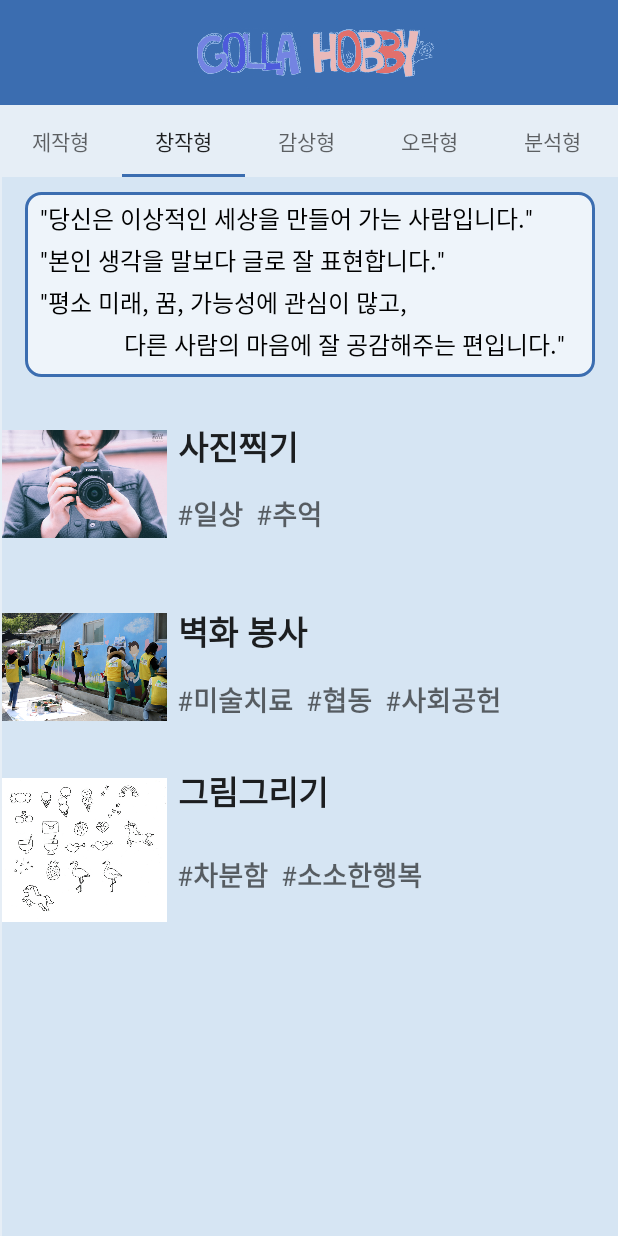
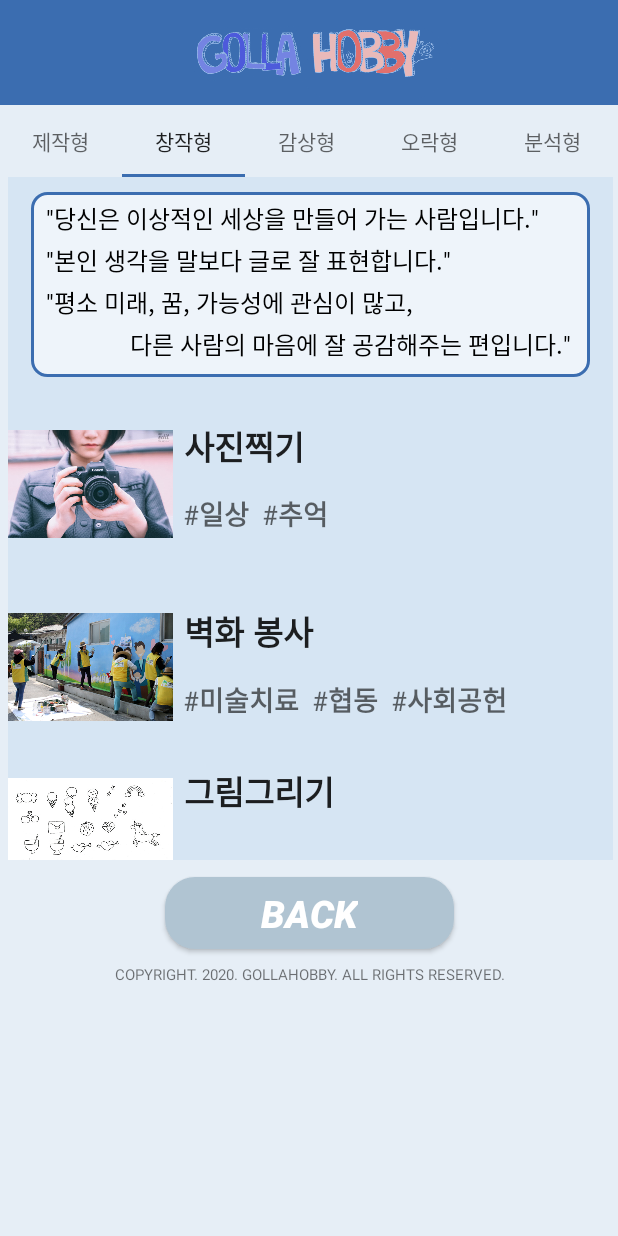
Before and after one commit to auddus16/GollaHobby, an Android app: the HobbyActivity screen opened directly, with no data from a screen before it, tab 2 chosen, on a phone screen of 412 x 824 dp. Run offline under Robolectric (Android 15) with nearby library versions, the phone set to English and light mode, and no system bars.

Commit message:
SmallHobbyActivity, 뒤로가기 버튼 추가, 카피라이트 문구 추가

```diff
--- a/GollaHobby/app/src/main/java/com/example/myapplication/HobbyActivity.java
+++ b/GollaHobby/app/src/main/java/com/example/myapplication/HobbyActivity.java
@@ -3,12 +3,14 @@ package com.example.myapplication;
 import android.content.Intent;
 import android.os.Bundle;
 import android.view.View;
+import android.widget.Button;
 import android.widget.ImageButton;
 
 import androidx.appcompat.app.AppCompatActivity;
 import androidx.fragment.app.FragmentPagerAdapter;
 import androidx.viewpager.widget.ViewPager;
 
+import com.google.android.material.floatingactionbutton.FloatingActionButton;
 import com.google.android.material.tabs.TabLayout;
 
 public class HobbyActivity extends AppCompatActivity {
@@ -16,11 +18,21 @@ public class HobbyActivity extends AppCompatActivity {
     private FragmentPagerAdapter fragmentPagerAdapter;
     TabLayout.Tab tab;
     ImageButton btnLogo;
+    Button btnBack;
 
     @Override
     protected void onCreate(Bundle savedInstanceState) {
         super.onCreate(savedInstanceState);
         setContentView(R.layout.num7);
+
+        btnBack = findViewById(R.id.btnBack);
+
+        btnBack.setOnClickListener(new View.OnClickListener() {
+            @Override
+            public void onClick(View v) {
+                finish();
+            }
+        });
 
         //뷰페이저 세팅
         ViewPager viewPager = findViewById(R.id.viewPager);
--- a/GollaHobby/app/src/main/res/layout/num7.xml
+++ b/GollaHobby/app/src/main/res/layout/num7.xml
@@ -63,10 +63,46 @@
 
         <androidx.viewpager.widget.ViewPager
             android:id="@+id/viewPager"
-            android:layout_width="match_parent"
-            android:layout_height="match_parent"
+            android:layout_width="403dp"
+            android:layout_height="455dp"
             app:layout_constraintEnd_toEndOf="parent"
             app:layout_constraintStart_toStartOf="parent"
             app:layout_constraintTop_toTopOf="parent" />
+
+        <LinearLayout
+            android:layout_width="408dp"
+            android:layout_height="wrap_content"
+            android:layout_marginTop="1dp"
+            android:orientation="vertical"
+            app:layout_constraintBottom_toBottomOf="parent"
+            app:layout_constraintEnd_toEndOf="parent"
+            app:layout_constraintStart_toStartOf="parent"
+            app:layout_constraintTop_toBottomOf="@+id/viewPager"
+            app:layout_constraintVertical_bias="0.0">
+
+            <Button
+                android:id="@+id/btnBack"
+                style="@style/Widget.AppCompat.Button.Colored"
+                android:layout_width="wrap_content"
+                android:layout_height="wrap_content"
+                android:layout_gravity="center"
+                android:layout_marginTop="10dp"
+                android:layout_marginBottom="5dp"
+                android:background="@drawable/button_login"
+                android:text="back"
+                android:textSize="25dp"
+                android:textStyle="bold|italic" />
+
+            <TextView
+                android:id="@+id/textView6"
+                android:layout_width="match_parent"
+                android:layout_height="23dp"
+                android:layout_gravity="center_horizontal"
+                android:gravity="center"
+                android:text="COPYRIGHT. 2020. GOLLAHOBBY. ALL RIGHTS RESERVED."
+                android:textSize="10sp" />
+        </LinearLayout>
+
     </androidx.constraintlayout.widget.ConstraintLayout>
+
 </androidx.constraintlayout.widget.ConstraintLayout>
```
